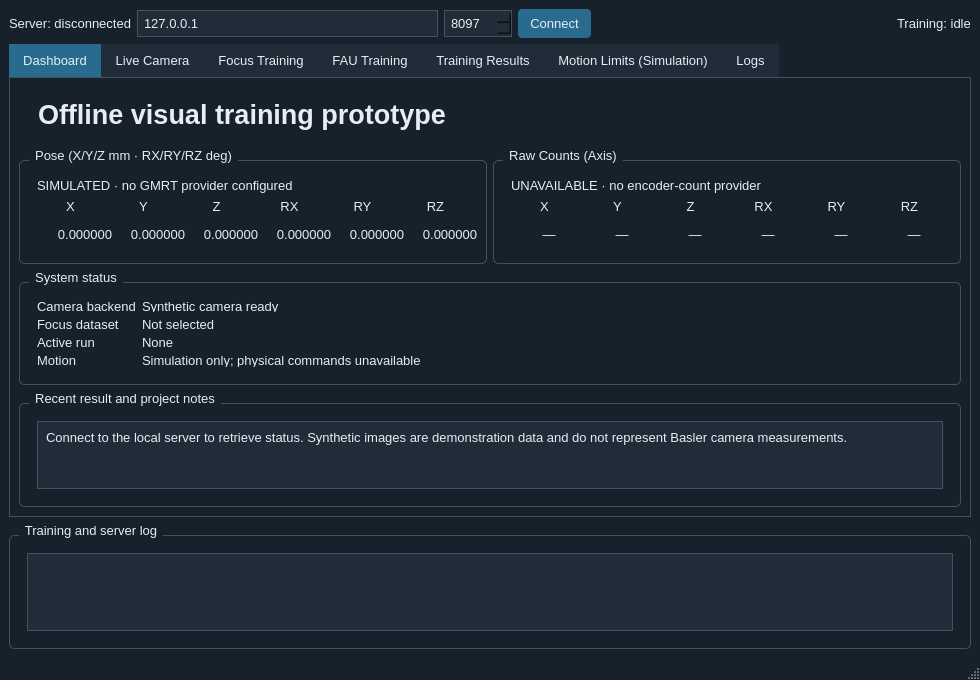
Above: UI/qt-ui/mainwindow.ui from PochunWang2003/FAU-model-training before the change. Below: the same form after it.
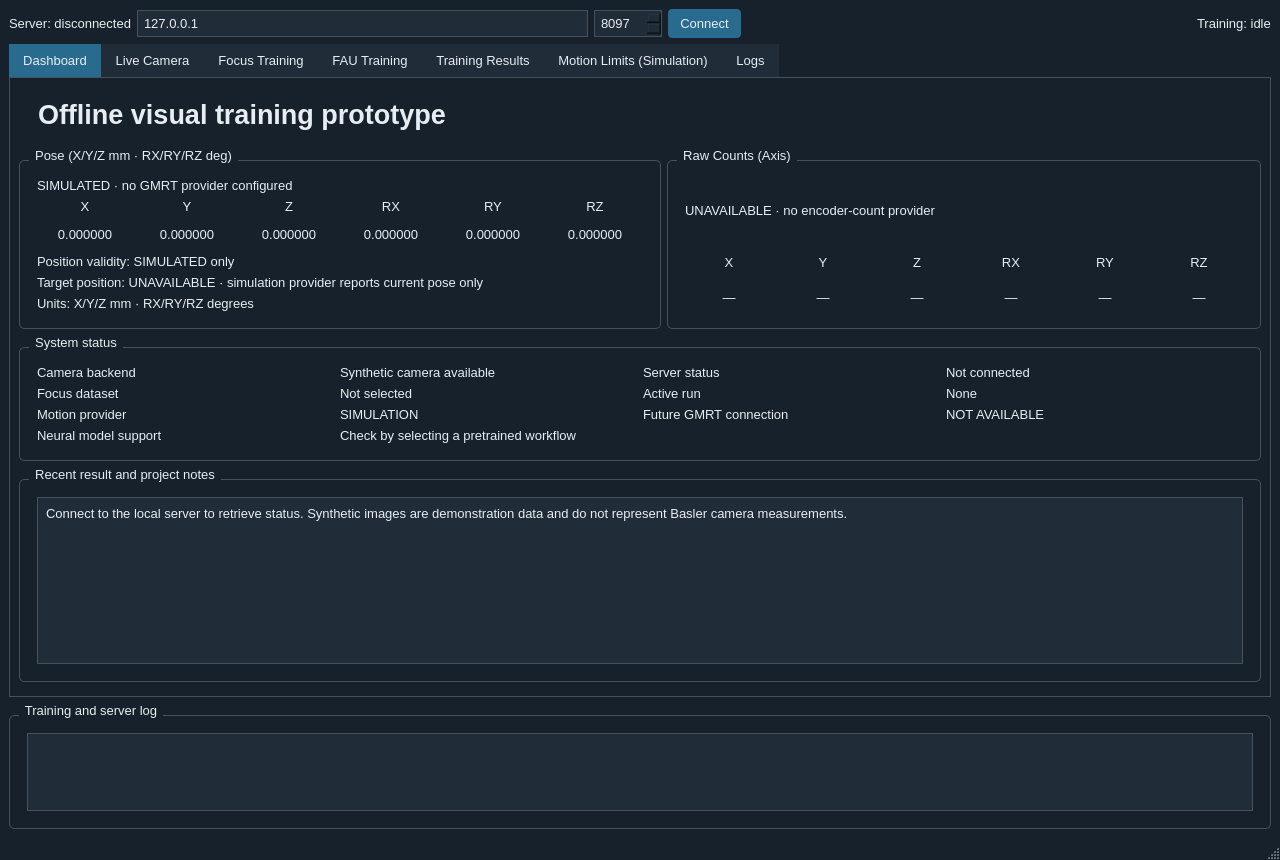
That is the form after the change. Custom widgets are drawn as their Qt base class.

Commit message: Complete FAU UI testing workflow

What changed in the file:
```diff
--- a/UI/qt-ui/mainwindow.ui
+++ b/UI/qt-ui/mainwindow.ui
@@ -6,14 +6,14 @@
    <rect>
     <x>0</x>
     <y>0</y>
-    <width>980</width>
-    <height>680</height>
+   <width>1280</width>
+   <height>860</height>
    </rect>
   </property>
   <property name="minimumSize">
    <size>
-    <width>980</width>
-    <height>680</height>
+    <width>1280</width>
+    <height>860</height>
    </size>
   </property>
   <property name="windowTitle">
@@ -120,6 +120,9 @@
               <item row="1" column="4"><widget class="QLabel" name="poseValueRY"><property name="minimumSize"><size><width>96</width><height>28</height></size></property><property name="maximumSize"><size><width>110</width><height>16777215</height></size></property><property name="text"><string>0.000000</string></property><property name="alignment"><set>Qt::AlignCenter</set></property></widget></item>
               <item row="1" column="5"><widget class="QLabel" name="poseValueRZ"><property name="minimumSize"><size><width>96</width><height>28</height></size></property><property name="maximumSize"><size><width>110</width><height>16777215</height></size></property><property name="text"><string>0.000000</string></property><property name="alignment"><set>Qt::AlignCenter</set></property></widget></item>
              </layout></item>
+            <item><widget class="QLabel" name="poseValidityLabel"><property name="text"><string>Position validity: SIMULATED only</string></property></widget></item>
+            <item><widget class="QLabel" name="poseTargetLabel"><property name="text"><string>Target position: UNAVAILABLE · simulation provider reports current pose only</string></property><property name="wordWrap"><bool>true</bool></property></widget></item>
+            <item><widget class="QLabel" name="poseUnitsLabel"><property name="text"><string>Units: X/Y/Z mm · RX/RY/RZ degrees</string></property></widget></item>
             </layout>
            </widget>
           </item>
@@ -152,63 +155,21 @@
           <property name="title">
            <string>System status</string>
           </property>
-          <layout class="QFormLayout" name="statusForm">
-           <item row="0" column="0">
-            <widget class="QLabel" name="cameraStatusCaption">
-             <property name="text">
-              <string>Camera backend</string>
-             </property>
-            </widget>
-           </item>
-           <item row="0" column="1">
-            <widget class="QLabel" name="cameraStatusLabel">
-             <property name="text">
-              <string>Synthetic camera ready</string>
-             </property>
-            </widget>
-           </item>
-           <item row="1" column="0">
-            <widget class="QLabel" name="datasetCaption">
-             <property name="text">
-              <string>Focus dataset</string>
-             </property>
-            </widget>
-           </item>
-           <item row="1" column="1">
-            <widget class="QLabel" name="datasetStatusLabel">
-             <property name="text">
-              <string>Not selected</string>
-             </property>
-            </widget>
-           </item>
-           <item row="2" column="0">
-            <widget class="QLabel" name="runCaption">
-             <property name="text">
-              <string>Active run</string>
-             </property>
-            </widget>
-           </item>
-           <item row="2" column="1">
-            <widget class="QLabel" name="runStatusLabel">
-             <property name="text">
-              <string>None</string>
-             </property>
-            </widget>
-           </item>
-           <item row="3" column="0">
-            <widget class="QLabel" name="safetyCaption">
-             <property name="text">
-              <string>Motion</string>
-             </property>
-            </widget>
-           </item>
-           <item row="3" column="1">
-            <widget class="QLabel" name="safetyLabel">
-             <property name="text">
-              <string>Simulation only; physical commands unavailable</string>
-             </property>
-            </widget>
-           </item>
+          <layout class="QGridLayout" name="statusForm">
+           <item row="0" column="0"><widget class="QLabel" name="cameraStatusCaption"><property name="text"><string>Camera backend</string></property></widget></item>
+           <item row="0" column="1"><widget class="QLabel" name="cameraStatusLabel"><property name="text"><string>Synthetic camera available</string></property></widget></item>
+           <item row="0" column="2"><widget class="QLabel" name="serverHealthCaption"><property name="text"><string>Server status</string></property></widget></item>
+           <item row="0" column="3"><widget class="QLabel" name="serverHealthLabel"><property name="text"><string>Not connected</string></property></widget></item>
+           <item row="1" column="0"><widget class="QLabel" name="datasetCaption"><property name="text"><string>Focus dataset</string></property></widget></item>
+           <item row="1" column="1"><widget class="QLabel" name="datasetStatusLabel"><property name="text"><string>Not selected</string></property></widget></item>
+           <item row="1" column="2"><widget class="QLabel" name="runCaption"><property name="text"><string>Active run</string></property></widget></item>
+           <item row="1" column="3"><widget class="QLabel" name="runStatusLabel"><property name="text"><string>None</string></property></widget></item>
+           <item row="2" column="0"><widget class="QLabel" name="safetyCaption"><property name="text"><string>Motion provider</string></property></widget></item>
+           <item row="2" column="1"><widget class="QLabel" name="safetyLabel"><property name="text"><string>SIMULATION</string></property></widget></item>
+           <item row="2" column="2"><widget class="QLabel" name="futureGmrtCaption"><property name="text"><string>Future GMRT connection</string></property></widget></item>
+           <item row="2" column="3"><widget class="QLabel" name="futureGmrtLabel"><property name="text"><string>NOT AVAILABLE</string></property></widget></item>
+           <item row="3" column="0"><widget class="QLabel" name="modelAvailabilityCaption"><property name="text"><string>Neural model support</string></property></widget></item>
+           <item row="3" column="1" colspan="3"><widget class="QLabel" name="modelAvailabilityLabel"><property name="text"><string>Check by selecting a pretrained workflow</string></property><property name="wordWrap"><bool>true</bool></property></widget></item>
           </layout>
          </widget>
         </item>
```
Left out of the diff: 92 changed lines with no effect on the pictures. The commit also changes 6 other files.
